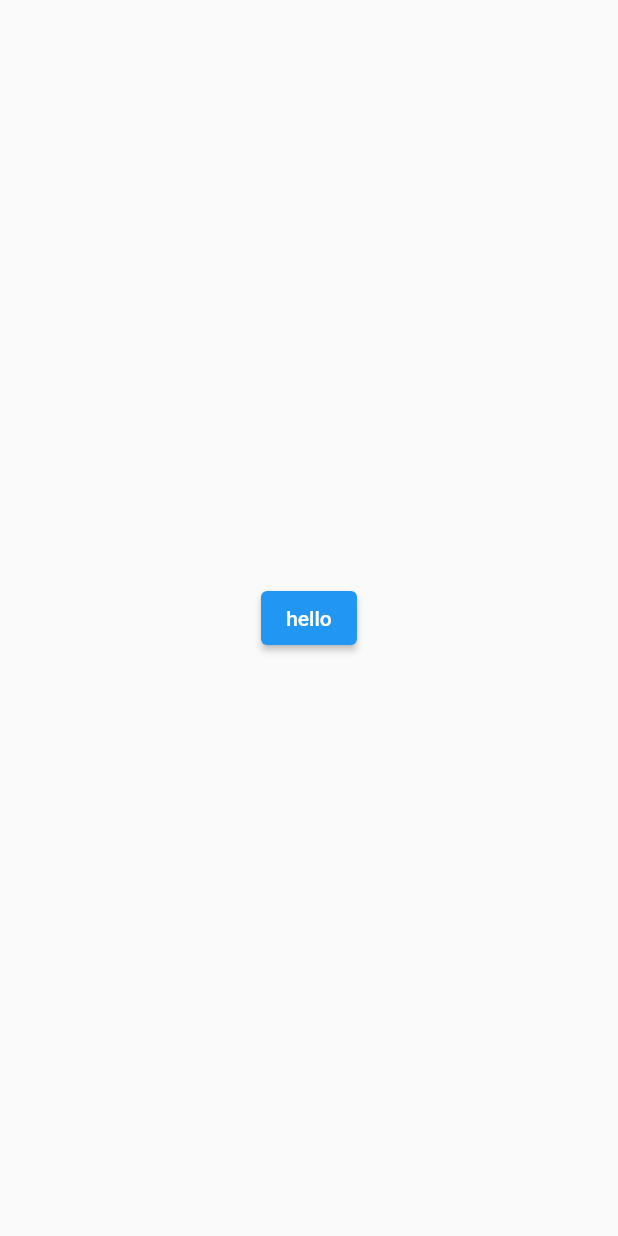
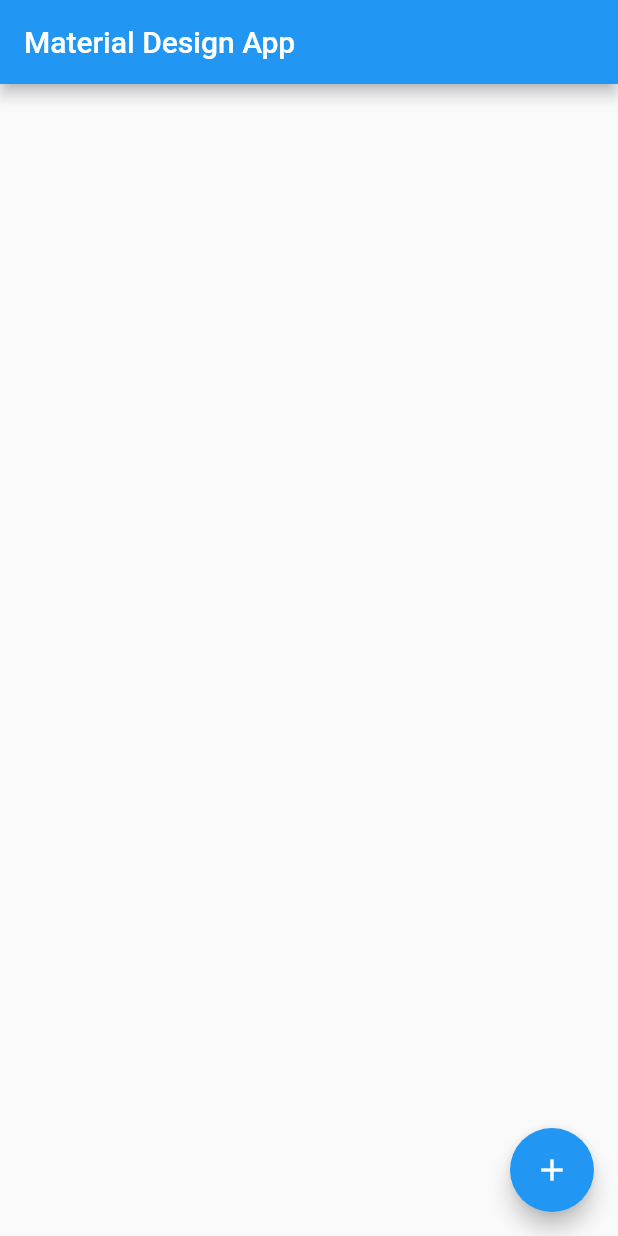
Before and after one commit to K1A2/first_flutter_app, a Flutter app: the screen it shows after launch, on a phone screen of 412 x 824 dp. Run offline on Flutter 3.47's test engine with Material 2 defaults, Android fonts, the phone set to English and light mode, and no system bars.

Commit message:
use material design

```diff
--- a/lib/main.dart
+++ b/lib/main.dart
@@ -1,64 +1,38 @@
 import 'package:flutter/material.dart';
 
-void main() {
-  runApp(MyApp());
-}
+void main() => runApp(MyApp());
 
-class MyApp extends StatefulWidget {
+class MyApp extends StatelessWidget {
   @override
-  State<StatefulWidget> createState() {
-    print('createState');
-    return _MyApp();
+  Widget build(BuildContext context) {
+    return MaterialApp(
+      title: 'Material Flutter App',
+      theme: ThemeData(
+        primarySwatch: Colors.blue
+      ),
+      home: MaterialFlutterApp(),
+    );
   }
 }
 
-class _MyApp extends State<MyApp> {
-  var switchValue = false;
-  String test = 'hello';
-  Color _color = Colors.blue;
+class MaterialFlutterApp extends StatefulWidget {
+  @override
+  State<StatefulWidget> createState() {
+    return _MaterialFlutterApp();
+  }
+}
 
+class _MaterialFlutterApp extends State<MaterialFlutterApp> {
   @override
   Widget build(BuildContext context) {
-    print('build');
-    return MaterialApp(
-        title: 'Flutter Demo',
-        theme: ThemeData(
-          primarySwatch: Colors.blue,
-          visualDensity: VisualDensity.adaptivePlatformDensity,
-        ),
-        darkTheme: ThemeData.light(),
-        home: Scaffold(
-          body: Center(
-            child: ElevatedButton(
-              child: Text('$test'),
-              onPressed: () {
-                if (test == 'hello') {
-                  setState(() {
-                    test = 'flutter';
-                  });
-                } else {
-                  setState(() {
-                    test = 'hello';
-                  });
-                }
-              },
-            )
-          ),
-        )
+    return Scaffold(
+      appBar: AppBar(title: Text('Material Design App'),),
+      floatingActionButton: FloatingActionButton(
+        child: Icon(Icons.add),
+        onPressed: () {
+
+        },
+      ),
     );
   }
-
-  @override
-  void initState() {
-    super.initState();
-    print('initState');
-  }
-
-  @override
-  void didChangeDependencies() {
-    super.didChangeDependencies();
-    print('didChangeDependencies');
-  }
-
-
 }
```
